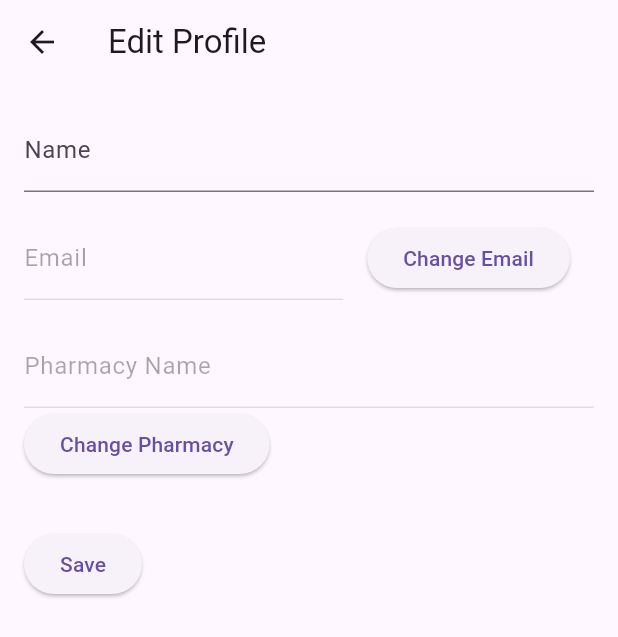
After one commit to Arthurdotself/Flutter-pharmacy-management-system, a Flutter app: the SettingsPage screen opened directly, after a tap on "Edit Profile", on a phone screen of 412 x 824 dp. The commit adds this screen. Shown: the top 637 px of the screen. Run offline on Flutter 3.47's test engine with Material 3 defaults, Android fonts, the phone set to English and light mode, and no system bars; our stand-ins replace awesome_dialog, charts_flutter, cloud_firestore, firebase_auth, firebase_core, firebase_storage and 5 more; missing offline and left inert: flutter_barcode_scanner; accounts and stored records are empty.

Commit message:
create the the setting , fix sells

```diff
--- /dev/null
+++ b/lib/pages/profile.dart
@@ -0,0 +1,238 @@
+import 'package:flutter/material.dart';
+import 'package:firebase_auth/firebase_auth.dart'; // Import Firebase authentication
+import 'package:cloud_firestore/cloud_firestore.dart';
+import 'package:provider/provider.dart';
+import 'package:tugas1_login/backend/user_provider.dart'; // Import your UserProvider
+
+class EditProfilePage extends StatefulWidget {
+  @override
+  _EditProfilePageState createState() => _EditProfilePageState();
+}
+
+class _EditProfilePageState extends State<EditProfilePage> {
+  TextEditingController _nameController = TextEditingController();
+  TextEditingController _emailController = TextEditingController();
+  TextEditingController _userController = TextEditingController();
+  TextEditingController _bioController = TextEditingController();
+  TextEditingController _searchController = TextEditingController();
+
+  List<String> _pharmacies = [];
+  List<String> _filteredPharmacies = [];
+  bool _searchPharmacyMode = false; // Flag to indicate if pharmacy field is in search mode
+
+  @override
+  void initState() {
+    super.initState();
+    UserProvider userProvider = Provider.of<UserProvider>(context, listen: false);
+    _emailController.text = userProvider.userId;
+    _bioController.text = userProvider.PharmacyId;
+
+    _fetchUserAndName();
+    _fetchPharmacies();
+  }
+
+  Future<void> _fetchUserAndName() async {
+    String? userId = _emailController.text;
+
+    if (userId != null) {
+      DocumentSnapshot snapshot = await FirebaseFirestore.instance.collection('users').doc(userId).get();
+
+      if (snapshot.exists) {
+        var userData = snapshot.data() as Map<String, dynamic>?;
+        var userName = userData?['name'] ?? '';
+        _nameController.text = userName;
+        _userController.text = userName;
+      }
+    }
+  }
+
+  Future<void> _fetchPharmacies() async {
+    QuerySnapshot snapshot = await FirebaseFirestore.instance.collection('pharmacies').get();
+
+    setState(() {
+      _pharmacies = snapshot.docs.map((doc) => doc['name'] as String).toList();
+      _filteredPharmacies = _pharmacies;
+    });
+  }
+
+  void _filterPharmacies(String query) {
+    setState(() {
+      _filteredPharmacies = _pharmacies.where((pharmacy) => pharmacy.toLowerCase().contains(query.toLowerCase())).toList();
+    });
+  }
+
+  @override
+  Widget build(BuildContext context) {
+    return Scaffold(
+      appBar: AppBar(
+        title: Text('Edit Profile'),
+      ),
+      body: Padding(
+        padding: EdgeInsets.all(16.0),
+        child: Column(
+          crossAxisAlignment: CrossAxisAlignment.start,
+          children: [
+            TextField(
+              controller: _nameController,
+              decoration: InputDecoration(labelText: 'Name'),
+              enabled: true,
+            ),
+            SizedBox(height: 16.0),
+            Row(
+              children: [
+                Expanded(
+                  child: TextField(
+                    controller: _emailController,
+                    decoration: InputDecoration(labelText: 'Email'),
+                    enabled: false,
+                  ),
+                ),
+                SizedBox(width: 16.0),
+                ElevatedButton(
+                  onPressed: () async {
+                    User? user = FirebaseAuth.instance.currentUser;
+
+                    if (user != null) {
+                      try {
+                        String? newPassword = await _showPasswordDialog();
+
+                        if (newPassword != null) {
+                          await user.updateEmail(_emailController.text);
+
+                          UserProvider userProvider = Provider.of<UserProvider>(context, listen: false);
+                          userProvider.setUserId(_emailController.text);
+
+                          ScaffoldMessenger.of(context).showSnackBar(
+                            SnackBar(
+                              content: Text('Email updated successfully!'),
+                            ),
+                          );
+                        }
+                      } catch (error) {
+                        ScaffoldMessenger.of(context).showSnackBar(
+                          SnackBar(
+                            content: Text('Error updating email: $error'),
+                            backgroundColor: Colors.red,
+                          ),
+                        );
+                      }
+                    }
+                  },
+                  child: Text('Change Email'),
+                ),
+                SizedBox(width: 16.0),
+
+              ],
+            ),
+            SizedBox(height: 16.0),
+            Row(
+              children: [
+                Expanded(
+                  child: TextField(
+                    controller: _searchPharmacyMode ? _searchController : _bioController,
+                    decoration: InputDecoration(
+                      labelText: _searchPharmacyMode ? 'Search Pharmacy' : 'Pharmacy Name',
+                    ),
+                    enabled: _searchPharmacyMode, // Set enabled based on _searchPharmacyMode
+                    onChanged: _searchPharmacyMode ? _filterPharmacies : null,
+                  ),
+                ),
+              ],
+            ), ElevatedButton(
+              onPressed: () {
+                setState(() {
+                  _searchPharmacyMode = true; // Activate search mode for pharmacy field
+                  _searchController.clear(); // Clear search query
+                });
+              },
+              child: Text('Change Pharmacy'),
+            ),
+            SizedBox(height: 16.0),
+            Visibility(
+              visible: _searchPharmacyMode, // Set visibility based on _searchPharmacyMode
+              child: Expanded(
+                child: ListView.builder(
+                  itemCount: _filteredPharmacies.length,
+                  itemBuilder: (context, index) {
+                    return ListTile(
+                      title: Text(_filteredPharmacies[index]),
+                      onTap: () {
+                        _bioController.text = _filteredPharmacies[index];
+                      },
+                    );
+                  },
+                ),
+              ),
+            ),
+            SizedBox(height: 16.0),
+            ElevatedButton(
+              onPressed: () async {
+                String newName = _nameController.text;
+                String newEmail = _emailController.text;
+                String newUser = _userController.text;
+                String newBio = _bioController.text;
+
+                await _updateProfile(newName, newEmail, newUser, newBio);
+
+                Navigator.pop(context);
+              },
+              child: Text('Save'),
+            ),
+          ],
+        ),
+      ),
+    );
+  }
+
+  Future<void> _updateProfile(String newName, String newEmail, String newUser, String newBio) async {
+    UserProvider userProvider = Provider.of<UserProvider>(context, listen: false);
+    try {
+      await FirebaseFirestore.instance.collection('users').doc(userProvider.userId).update({
+        'name': newName,
+      });
+
+      ScaffoldMessenger.of(context).showSnackBar(
+        SnackBar(
+          content: Text('Profile updated successfully!'),
+        ),
+      );
+    } catch (error) {
+      ScaffoldMessenger.of(context).showSnackBar(
+        SnackBar(
+          content: Text('Error updating profile: $error'),
+          backgroundColor: Colors.red,
+        ),
+      );
+    }
+  }
+
+  Future<String?> _showPasswordDialog() async {
+    return showDialog<String>(
+      context: context,
+      barrierDismissible: false,
+      builder: (BuildContext context) {
+        return AlertDialog(
+          title: Text('Re-enter Your Password'),
+          content: TextField(
+            obscureText: true,
+            decoration: InputDecoration(labelText: 'Password'),
+          ),
+          actions: [
+            TextButton(
+              onPressed: () {
+                Navigator.pop(context);
+              },
+              child: Text('Cancel'),
+            ),
+            TextButton(
+              onPressed: () {
+                Navigator.pop(context, 'password');
+              },
+              child: Text('Confirm'),
+            ),
+          ],
+        );
+      },
+    );
+  }
+}
--- a/lib/pages/setting.dart
+++ b/lib/pages/setting.dart
@@ -0,0 +1,93 @@
+import 'package:flutter/material.dart';
+import 'package:tugas1_login/pages/profile.dart';
+
+
+class SettingsPage extends StatelessWidget {
+  @override
+  Widget build(BuildContext context) {
+    return Scaffold(
+      appBar: AppBar(
+        title: Text('Settings'),
+      ),
+      body: ListView(
+        children: [
+          _buildHeader('Account'),
+          _buildListItem(Icons.person, 'Edit Profile', () {
+            Navigator.push(
+              context,
+              MaterialPageRoute(builder: (context) => EditProfilePage()),
+            );
+          }),
+
+          _buildListItem(Icons.lock, 'Change Password', () {
+            // Navigate to change password page
+          }),
+          _buildDivider(),
+          _buildHeader('Notifications'),
+          _buildSwitchListItem('Receive Notifications', true, (bool value) {
+            // Handle switch value change
+          }),
+          _buildDivider(),
+          _buildHeader('App Settings'),
+          _buildListItem(Icons.language, 'Language', () {
+            // Navigate to language selection page
+          }),
+          _buildDivider(),
+          _buildHeader('Support'),
+          _buildListItem(Icons.help, 'Help & Feedback', () {
+            // Navigate to help and feedback page
+          }),
+          _buildDivider(),
+          _buildListItem(Icons.info, 'About', () {
+            // Navigate to about page
+          }),
+          _buildDivider(),
+          _buildListItem(Icons.exit_to_app, 'Log Out', () {
+            // Implement log out functionality
+          }, color: Colors.red),
+        ],
+      ),
+    );
+  }
+
+  Widget _buildHeader(String title) {
+    return Padding(
+      padding: const EdgeInsets.all(8.0),
+      child: Text(
+        title,
+        style: TextStyle(
+          fontWeight: FontWeight.bold,
+          fontSize: 18,
+        ),
+      ),
+    );
+  }
+
+  Widget _buildListItem(IconData icon, String title, VoidCallback onTap, {Color? color}) {
+    return ListTile(
+      leading: Icon(icon),
+      title: Text(
+        title,
+        style: TextStyle(color: color),
+      ),
+      onTap: onTap,
+    );
+  }
+
+  Widget _buildSwitchListItem(String title, bool value, ValueChanged<bool> onChanged) {
+    return ListTile(
+      title: Text(title),
+      trailing: Switch(
+        value: value,
+        onChanged: onChanged,
+      ),
+    );
+  }
+
+  Widget _buildDivider() {
+    return Divider(
+      thickness: 1,
+      height: 1,
+    );
+  }
+}
```
Also changed, not shown: lib/pages/home.dart (+7 -1 lines), lib/pages/sells.dart (+131 -8 lines).
